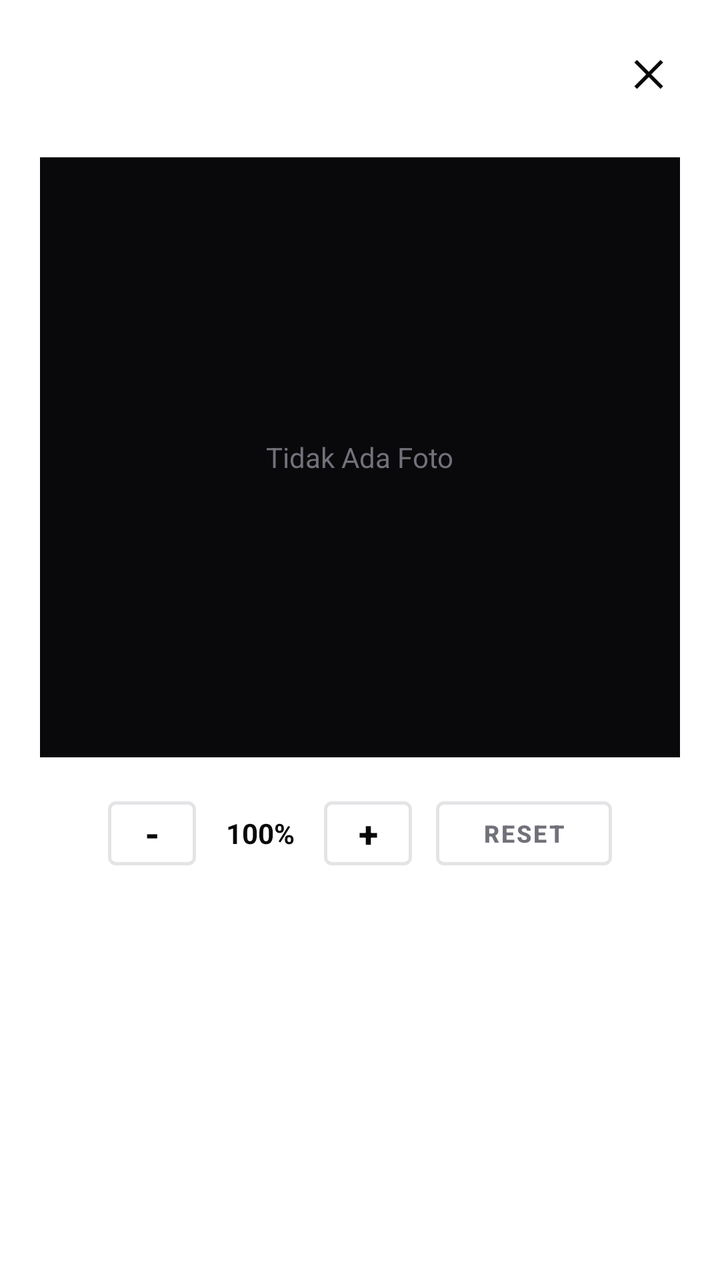
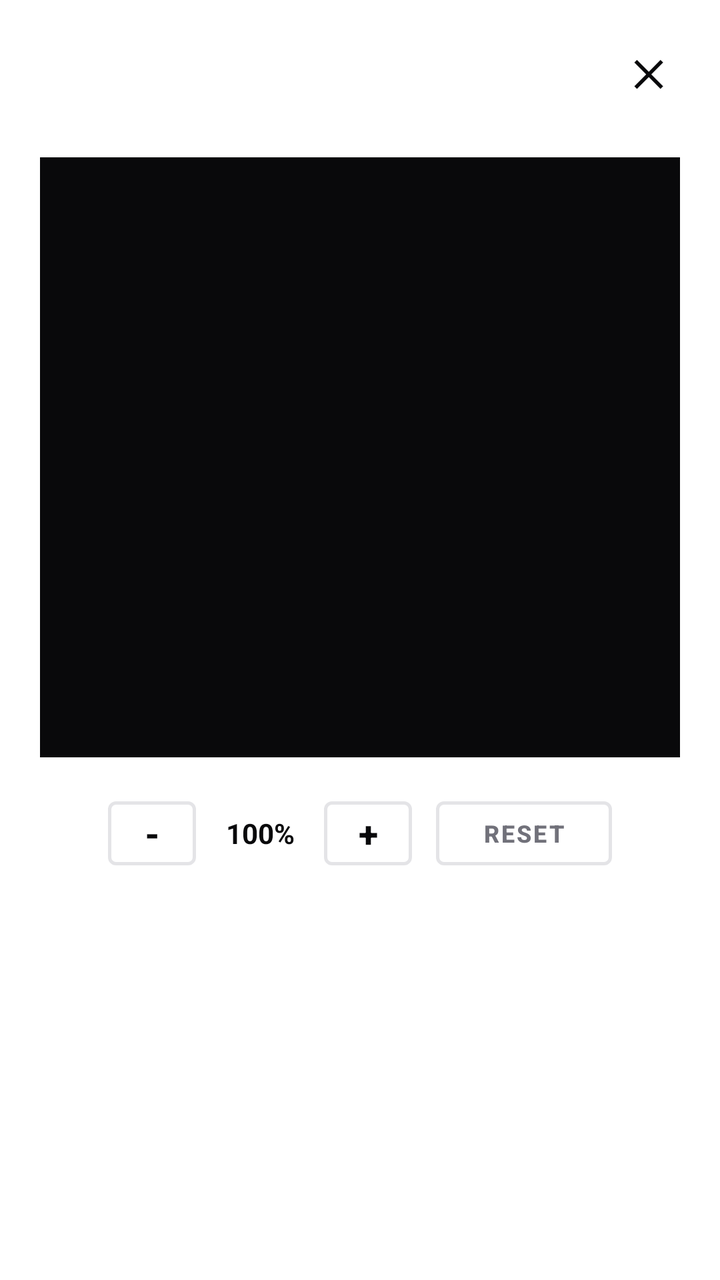

Two renders of the same Android screen: before a commit and after it. Below are the layout's source before the change and the commit's diff.
<!-- AndroidManifest.xml: application theme Theme.Absensi -->
<!-- res/layout/dialog_employee_photo.xml -->
<?xml version="1.0" encoding="utf-8"?>
<LinearLayout xmlns:android="http://schemas.android.com/apk/res/android"
    xmlns:app="http://schemas.android.com/apk/res-auto"
    android:layout_width="match_parent"
    android:layout_height="wrap_content"
    android:background="@color/surface"
    android:orientation="vertical"
    android:padding="20dp">

    <RelativeLayout
        android:layout_width="match_parent"
        android:layout_height="wrap_content">

        <LinearLayout
            android:layout_width="match_parent"
            android:layout_height="wrap_content"
            android:layout_toStartOf="@id/btnClose"
            android:orientation="vertical">

            <TextView
                android:id="@+id/tvName"
                android:layout_width="wrap_content"
                android:layout_height="wrap_content"
                android:textColor="@color/text_primary"
                android:textSize="18sp"
                android:textStyle="bold" />

            <TextView
                android:id="@+id/tvDept"
                android:layout_width="wrap_content"
                android:layout_height="wrap_content"
                android:layout_marginTop="2dp"
                android:textColor="@color/text_secondary"
                android:textSize="12sp"
                android:textStyle="bold" />
        </LinearLayout>

        <TextView
            android:id="@+id/btnClose"
            android:layout_width="32dp"
            android:layout_height="32dp"
            android:layout_alignParentEnd="true"
            android:gravity="center"
            android:text="✕"
            android:textColor="@color/text_primary"
            android:textSize="18sp"
            android:textStyle="bold" />
    </RelativeLayout>

    <FrameLayout
        android:id="@+id/flPhotoContainer"
        android:layout_width="match_parent"
        android:layout_height="300dp"
        android:layout_marginTop="16dp"
        android:background="#09090B"
        android:clipChildren="false"
        android:clipToPadding="false">

        <ImageView
            android:id="@+id/ivPhoto"
            android:layout_width="match_parent"
            android:layout_height="match_parent"
            android:contentDescription="Foto Karyawan"
            android:scaleType="fitCenter" />

        <ProgressBar
            android:id="@+id/pbLoading"
            android:layout_width="32dp"
            android:layout_height="32dp"
            android:layout_gravity="center"
            android:indeterminateTint="@color/surface" />

        <TextView
            android:id="@+id/tvNoPhoto"
            android:layout_width="wrap_content"
            android:layout_height="wrap_content"
            android:layout_gravity="center"
            android:text="Tidak Ada Foto"
            android:textColor="@color/text_secondary"
            android:textSize="14sp"
            android:visibility="GONE" />
    </FrameLayout>

    <LinearLayout
        android:layout_width="match_parent"
        android:layout_height="wrap_content"
        android:layout_marginTop="16dp"
        android:gravity="center"
        android:orientation="horizontal">

        <com.google.android.material.button.MaterialButton
            android:id="@+id/btnZoomOut"
            style="@style/Widget.MaterialComponents.Button.OutlinedButton"
            android:layout_width="44dp"
            android:layout_height="44dp"
            android:padding="0dp"
            android:text="-"
            android:textColor="@color/text_primary"
            android:textSize="18sp"
            android:textStyle="bold"
            app:strokeColor="@color/border_crisp"
            app:strokeWidth="1.5dp" />

        <TextView
            android:id="@+id/tvZoomScale"
            android:layout_width="64dp"
            android:layout_height="wrap_content"
            android:gravity="center"
            android:text="100%"
            android:textColor="@color/text_primary"
            android:textSize="14sp"
            android:textStyle="bold" />

        <com.google.android.material.button.MaterialButton
            android:id="@+id/btnZoomIn"
            style="@style/Widget.MaterialComponents.Button.OutlinedButton"
            android:layout_width="44dp"
            android:layout_height="44dp"
            android:padding="0dp"
            android:text="+"
            android:textColor="@color/text_primary"
            android:textSize="18sp"
            android:textStyle="bold"
            app:strokeColor="@color/border_crisp"
            app:strokeWidth="1.5dp" />

        <com.google.android.material.button.MaterialButton
            android:id="@+id/btnZoomReset"
            style="@style/Widget.MaterialComponents.Button.OutlinedButton"
            android:layout_width="wrap_content"
            android:layout_height="44dp"
            android:layout_marginStart="12dp"
            android:text="Reset"
            android:textColor="@color/text_secondary"
            android:textSize="12sp"
            android:textStyle="bold"
            app:strokeColor="@color/border_crisp"
            app:strokeWidth="1.5dp" />
    </LinearLayout>
</LinearLayout>
<!-- resources referenced by this layout -->
<resources>
  <color name="border_crisp">#E4E4E7</color>
  <color name="surface">#FFFFFF</color>
  <color name="text_primary">#09090B</color>
  <color name="text_secondary">#71717A</color>
  <style name="Theme.Absensi" parent="Theme.MaterialComponents.Light.NoActionBar">
          <item name="android:windowBackground">@color/bg_primary</item>
          <item name="colorPrimary">@color/accent</item>
          <item name="colorPrimaryDark">@color/primary_dark</item>
          <item name="android:statusBarColor">@color/surface</item>
          <item name="android:windowLightStatusBar">true</item>
          <item name="colorAccent">@color/accent</item>
      </style>
  <color name="bg_primary">#FAFAFA</color>
  <color name="accent">#09090B</color>
  <color name="primary_dark">#09090B</color>
</resources>

<!-- the commit's change to res/layout/dialog_employee_photo.xml (unified diff, before → after) -->
@@ -78,7 +78,7 @@
             android:text="Tidak Ada Foto"
             android:textColor="@color/text_secondary"
             android:textSize="14sp"
-            android:visibility="GONE" />
+            android:visibility="gone" />
     </FrameLayout>
 
     <LinearLayout
